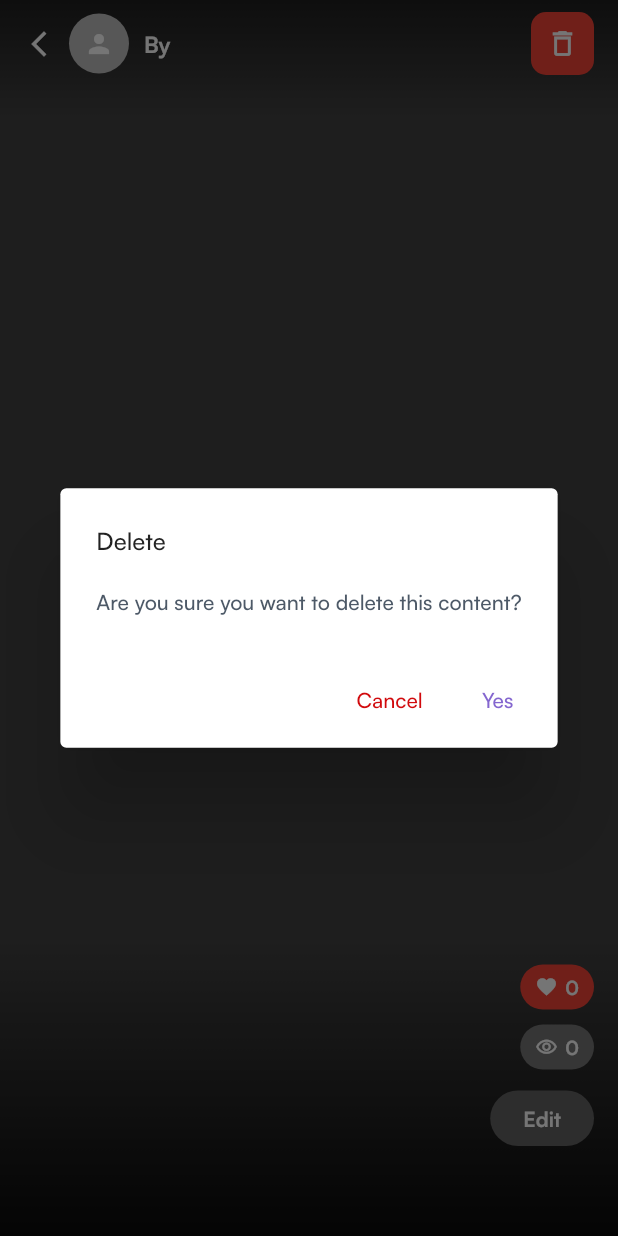
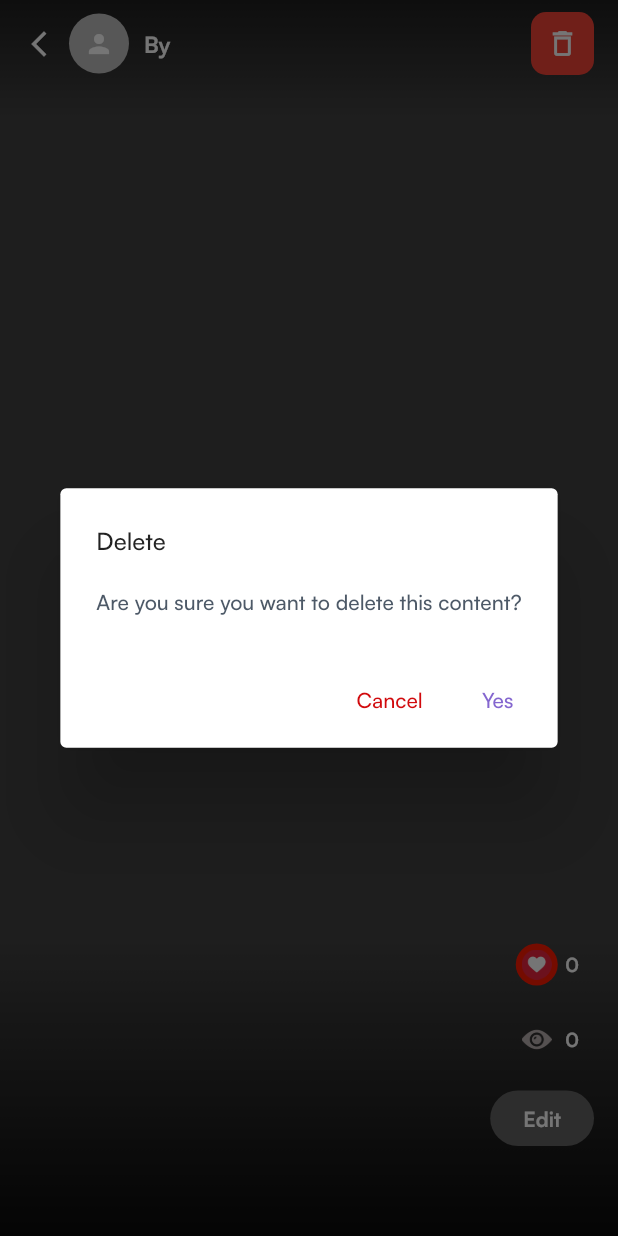
Before and after one commit to ijaz-at-studio93/salon, a Flutter app: the ContentViewPage screen opened directly with empty values, after a tap on the "delete outline" icon, on a phone screen of 412 x 824 dp. Run offline on Flutter 3.47's test engine with Material 3 defaults, Android fonts, the phone set to English and light mode, and no system bars; drawn by our look-alikes of cached_network_image; our stand-ins replace connectivity_plus, device_info_plus, dio, dotted_border, dropdown_button2, file_picker and 19 more; missing offline and left inert: flutter_google_places_sdk, flutter_polyline_points, maps_launcher, pagination_view, qr_code_scanner, qr_scanner_with_effect; accounts and stored records are empty; network calls fail.

Commit message:
Refactor content update logic in HomeAPI and ContentViewPage
- Updated HomeAPI to handle file uploads more efficiently by conditionally using multipart/form-data or plain JSON based on file presence.
- Enhanced ContentViewPage to use a reactive local copy of the blog item for immediate UI updates upon edits.
- Improved code readability and organization in ContentViewPage with consistent formatting and structure adjustments.

```diff
--- a/lib/constant/assetsconstant.dart
+++ b/lib/constant/assetsconstant.dart
@@ -78,6 +78,8 @@ class AssetsConstant {
       "assets/icon/image_upload_icon.png";
   static const String requestMenuChangeIcon = "assets/icon/menu_icon.png";
   static const String menuChangeCloudIcon = "assets/icon/cloud-computing.png";
+  static const String viewIcon = "assets/icon/view.png";
+  static const String likeIcon = "assets/icon/love.png";
 
   static const String noInterNet = "assets/images/nointernet_connection.png";
 
--- a/lib/page/setting/content_view_page.dart
+++ b/lib/page/setting/content_view_page.dart
@@ -24,6 +24,9 @@ class ContentViewPage extends StatefulWidget {
 class _ContentViewPageState extends State<ContentViewPage> {
   final _homeController = Get.find<HomeController>();
 
+  // reactive local copy of the item so the page reflects edits immediately
+  late final Rx<BlogData> _item;
+
   // edit state
   final _editDescController = TextEditingController();
   final Rx<File?> _editPickedFile = Rx<File?>(null);
@@ -32,6 +35,7 @@ class _ContentViewPageState extends State<ContentViewPage> {
   @override
   void initState() {
     super.initState();
+    _item = widget.item.obs;
     _editDescController.text = widget.item.description ?? '';
   }
 
@@ -58,8 +62,8 @@ class _ContentViewPageState extends State<ContentViewPage> {
             children: [
               ListTile(
                 title: Text('Picture',
-                    style: AppTextTheme.medium
-                        .copyWith(color: ColorConstant.blackColor, fontSize: 16)),
+                    style: AppTextTheme.medium.copyWith(
+                        color: ColorConstant.blackColor, fontSize: 16)),
                 onTap: () async {
                   Navigator.pop(ctx);
                   await _pickEditFile(isVideo: false);
@@ -67,8 +71,8 @@ class _ContentViewPageState extends State<ContentViewPage> {
               ),
               ListTile(
                 title: Text('Video',
-                    style: AppTextTheme.medium
-                        .copyWith(color: ColorConstant.blackColor, fontSize: 16)),
+                    style: AppTextTheme.medium.copyWith(
+                        color: ColorConstant.blackColor, fontSize: 16)),
                 onTap: () async {
                   Navigator.pop(ctx);
                   await _pickEditFile(isVideo: true);
@@ -157,10 +161,10 @@ class _ContentViewPageState extends State<ContentViewPage> {
                         imageUrl:
                             '${APIConstants.image}${widget.item.image ?? ""}',
                         fit: BoxFit.cover,
-                        placeholder: (_, __) => Container(
-                            color: Colors.grey.shade200),
-                        errorWidget: (_, __, ___) => Container(
-                            color: Colors.grey.shade200),
+                        placeholder: (_, __) =>
+                            Container(color: Colors.grey.shade200),
+                        errorWidget: (_, __, ___) =>
+                            Container(color: Colors.grey.shade200),
                       );
                     }),
                   ),
@@ -186,8 +190,8 @@ class _ContentViewPageState extends State<ContentViewPage> {
                 maxLines: 3,
                 textInputAction: TextInputAction.done,
                 decoration: InputDecoration(
-                  contentPadding: const EdgeInsets.symmetric(
-                      horizontal: 14, vertical: 12),
+                  contentPadding:
+                      const EdgeInsets.symmetric(horizontal: 14, vertical: 12),
                   border: OutlineInputBorder(
                     borderRadius: BorderRadius.circular(8),
                     borderSide: const BorderSide(
@@ -213,12 +217,30 @@ class _ContentViewPageState extends State<ContentViewPage> {
                     onPressed: _homeController.showContentProgress
                         ? null
                         : () {
+                            final newDesc = _editDescController.text.trim();
+                            final newFile = _editPickedFile.value;
+                            final newIsVideo = _editIsVideo.value;
                             _homeController.doUpdateSalonContent(
-                              contentId: widget.item.id ?? '',
-                              description: _editDescController.text.trim(),
-                              file: _editPickedFile.value,
-                              isVideo: _editIsVideo.value,
+                              contentId: _item.value.id ?? '',
+                              description: newDesc,
+                              file: newFile,
+                              isVideo: newIsVideo,
                               callback: () {
+                                // optimistically update the local item
+                                _item.value = BlogData(
+                                  id: _item.value.id,
+                                  title: _item.value.title,
+                                  description: newDesc.isNotEmpty
+                                      ? newDesc
+                                      : _item.value.description,
+                                  image: _item.value.image,
+                                  video: _item.value.video,
+                                  createdAt: _item.value.createdAt,
+                                  body: _item.value.body,
+                                  viewCount: _item.value.viewCount,
+                                  likeCount: _item.value.likeCount,
+                                  artist: _item.value.artist,
+                                );
                                 _editPickedFile.value = null;
                                 if (Navigator.canPop(sheetCtx)) {
                                   Navigator.pop(sheetCtx);
@@ -266,8 +288,8 @@ class _ContentViewPageState extends State<ContentViewPage> {
       context: context,
       builder: (ctx) => AlertDialog(
         title: Text('Delete',
-            style: AppTextTheme.medium
-                .copyWith(color: ColorConstant.blackColor)),
+            style:
+                AppTextTheme.medium.copyWith(color: ColorConstant.blackColor)),
         content: Text('Are you sure you want to delete this content?',
             style: AppTextTheme.medium
                 .copyWith(color: ColorConstant.blueGrayColor, fontSize: 14)),
@@ -284,14 +306,14 @@ class _ContentViewPageState extends State<ContentViewPage> {
                 contentId: widget.item.id ?? '',
                 callback: () {
                   Navigator.pop(ctx); // close dialog
-                  Get.back();         // go back to grid
+                  Get.back(); // go back to grid
                   _homeController.doGetSalonContentList();
                 },
               );
             },
             child: Text('Yes',
-                style: AppTextTheme.medium.copyWith(
-                    color: ColorConstant.primaryColor, fontSize: 14)),
+                style: AppTextTheme.medium
+                    .copyWith(color: ColorConstant.primaryColor, fontSize: 14)),
           ),
         ],
       ),
@@ -301,25 +323,31 @@ class _ContentViewPageState extends State<ContentViewPage> {
   // ── Helpers ───────────────────────────────────────────────────────────────
 
   Widget _statBadge({
-    required IconData icon,
+    required String icon,
     required Color bgColor,
     required int count,
   }) {
     return Container(
       padding: const EdgeInsets.symmetric(horizontal: 10, vertical: 6),
       decoration: BoxDecoration(
-        color: bgColor,
         borderRadius: BorderRadius.circular(20),
       ),
       child: Row(
         mainAxisSize: MainAxisSize.min,
         children: [
-          Icon(icon, color: Colors.white, size: 15),
+          Container(
+            padding: const EdgeInsets.all(4),
+            decoration: BoxDecoration(
+              color: bgColor,
+              borderRadius: BorderRadius.circular(100),
+            ),
+            child: Image.asset(icon, width: 20, height: 20),
+          ),
           const SizedBox(width: 5),
           Text(
             '$count',
-            style: AppTextTheme.bold
-                .copyWith(color: Colors.white, fontSize: 13),
+            style:
+                AppTextTheme.bold.copyWith(color: Colors.white, fontSize: 13),
           ),
         ],
       ),
@@ -330,17 +358,18 @@ class _ContentViewPageState extends State<ContentViewPage> {
 
   @override
   Widget build(BuildContext context) {
-    final item = widget.item;
-    final isVideo = item.video != null && item.video!.isNotEmpty;
     final safeTop = MediaQuery.of(context).padding.top;
     final safeBottom = MediaQuery.of(context).padding.bottom;
 
     return Scaffold(
       backgroundColor: Colors.black,
-      body: Stack(
+      body: Obx(() {
+        final item = _item.value;
+        final isVideo = item.video != null && item.video!.isNotEmpty;
+
+        return Stack(
           fit: StackFit.expand,
           children: [
-
             // ── Full-screen media ──────────────────────────────────────────
             if (isVideo)
               NetworkVideoViewWidget(
@@ -350,15 +379,16 @@ class _ContentViewPageState extends State<ContentViewPage> {
               CachedNetworkImage(
                 imageUrl: '${APIConstants.image}${item.image ?? ""}',
                 fit: BoxFit.cover,
-              placeholder: (_, __) =>
-                  Container(color: Colors.grey.shade800),
+                placeholder: (_, __) => Container(color: Colors.grey.shade800),
                 errorWidget: (_, __, ___) =>
                     Container(color: Colors.grey.shade800),
               ),
 
             // ── Top gradient scrim ─────────────────────────────────────────
             Positioned(
-            top: 0, left: 0, right: 0,
+              top: 0,
+              left: 0,
+              right: 0,
               child: Container(
                 height: safeTop + 80,
                 decoration: const BoxDecoration(
@@ -379,7 +409,6 @@ class _ContentViewPageState extends State<ContentViewPage> {
               child: Row(
                 mainAxisAlignment: MainAxisAlignment.spaceBetween,
                 children: [
-                // back button + avatar + name
                   Row(
                     children: [
                       GestureDetector(
@@ -398,19 +427,18 @@ class _ContentViewPageState extends State<ContentViewPage> {
                             : null,
                         child: (item.artist?.profileImage == null ||
                                 item.artist!.profileImage!.isEmpty)
-                          ? Icon(Icons.person,
+                            ? const Icon(Icons.person,
                                 color: Colors.white, size: 20)
                             : null,
                       ),
                       const SizedBox(width: 10),
                       Text(
                         'By ${item.artist?.name ?? ""}',
-                      style: AppTextTheme.bold.copyWith(
-                          color: Colors.white, fontSize: 15),
+                        style: AppTextTheme.bold
+                            .copyWith(color: Colors.white, fontSize: 15),
                       ),
                     ],
                   ),
-                // delete button
                   GestureDetector(
                     onTap: _confirmDelete,
                     child: Container(
@@ -429,7 +457,9 @@ class _ContentViewPageState extends State<ContentViewPage> {
 
             // ── Bottom gradient scrim ──────────────────────────────────────
             Positioned(
-            bottom: 0, left: 0, right: 0,
+              bottom: 0,
+              left: 0,
+              right: 0,
               child: Container(
                 height: 200 + safeBottom,
                 decoration: const BoxDecoration(
@@ -450,14 +480,14 @@ class _ContentViewPageState extends State<ContentViewPage> {
                 crossAxisAlignment: CrossAxisAlignment.end,
                 children: [
                   _statBadge(
-                  icon: Icons.favorite,
-                  bgColor: Colors.red,
+                    icon: AssetsConstant.likeIcon,
+                    bgColor: ColorConstant.redColor2,
                     count: item.likeCount ?? 0,
                   ),
                   const SizedBox(height: 10),
                   _statBadge(
-                  icon: Icons.remove_red_eye_outlined,
-                  bgColor: Colors.grey.shade600,
+                    icon: AssetsConstant.viewIcon,
+                    bgColor: const Color.fromARGB(0, 179, 89, 89),
                     count: item.viewCount ?? 0,
                   ),
                   const SizedBox(height: 14),
@@ -472,8 +502,8 @@ class _ContentViewPageState extends State<ContentViewPage> {
                       ),
                       child: Text(
                         'Edit',
-                      style: AppTextTheme.bold.copyWith(
-                          color: Colors.white, fontSize: 14),
+                        style: AppTextTheme.bold
+                            .copyWith(color: Colors.white, fontSize: 14),
                       ),
                     ),
                   ),
@@ -495,7 +525,8 @@ class _ContentViewPageState extends State<ContentViewPage> {
               ),
             ),
           ],
-      ),
+        );
+      }),
     );
   }
 }
```
Also changed, not shown: lib/api/home_api.dart (+17 -5 lines). Lines whose indentation alone changed are shown as unchanged.
